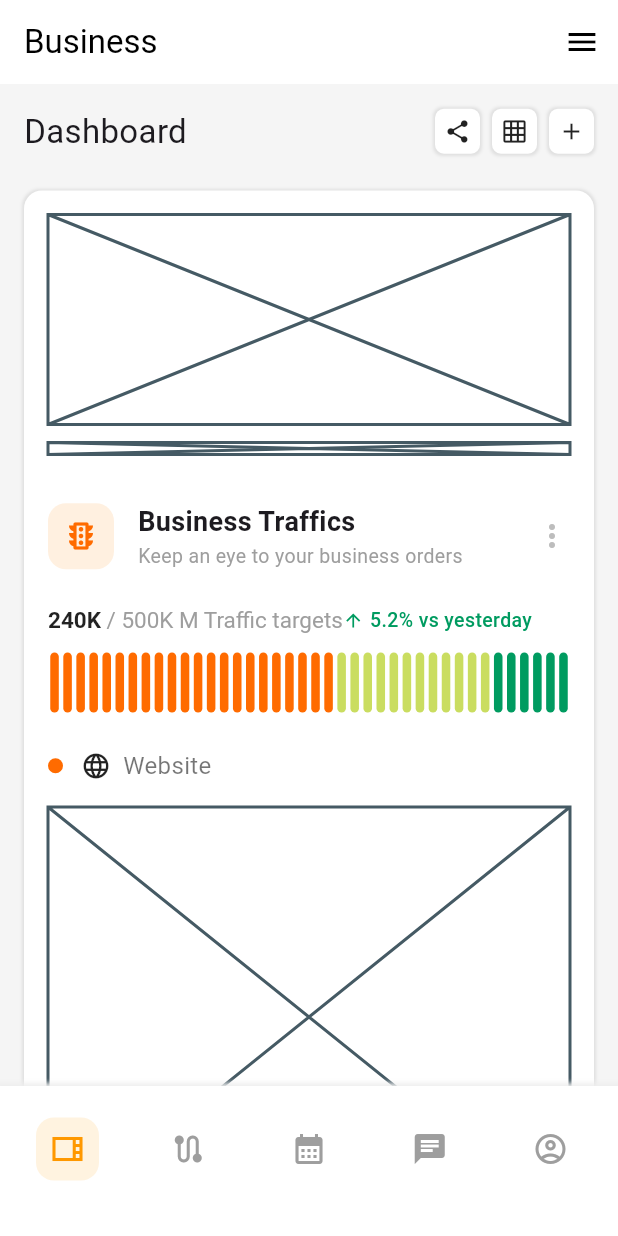
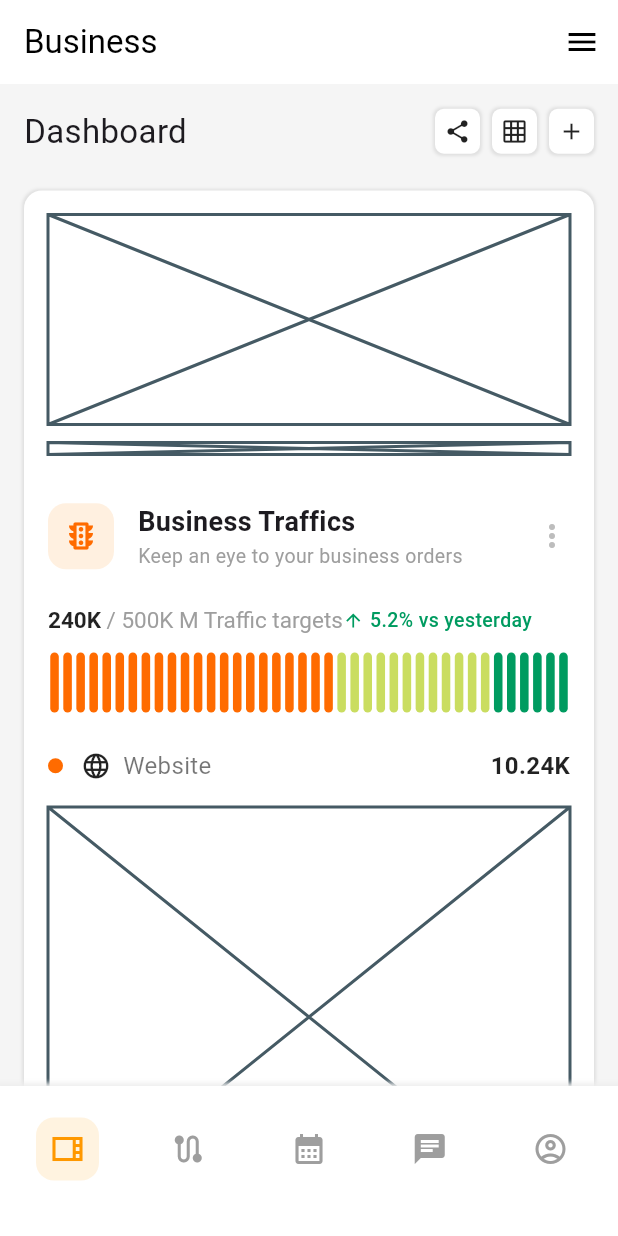
Before and after one commit to JAICHANGPARK/flutter_notebook_chapter_49, a Flutter app: the BusinessMainPage screen opened directly, on a phone screen of 412 x 824 dp. Run offline on Flutter 3.47's test engine with Material 3 defaults, Android fonts, the phone set to English and light mode, and no system bars; our stand-ins replace dots_indicator, gap, google_fonts.

Commit message:
Update business_traffic_card_widget.dart

```diff
--- a/lib/ep2467_business_control_center_app/ui/business_traffic_card_widget.dart
+++ b/lib/ep2467_business_control_center_app/ui/business_traffic_card_widget.dart
@@ -167,6 +167,15 @@ class PlatformRow extends StatelessWidget {
         Icon(icon, size: 20, color: Colors.black87),
         Gap(8),
         Text(name, style: TextStyle(fontSize: 16, color: Colors.black54)),
+        Spacer(),
+        Text(
+          value,
+          style: TextStyle(
+            fontSize: 16,
+            fontWeight: .bold,
+            color: Colors.black87,
+          ),
+        ),
       ],
     );
   }
```
